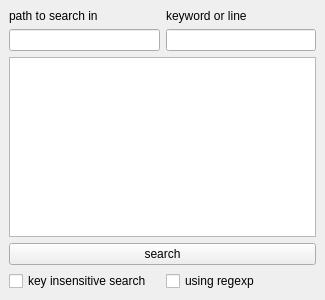
Old version of the form search/mainwindow.ui in the repository DavidSahakyan/search.
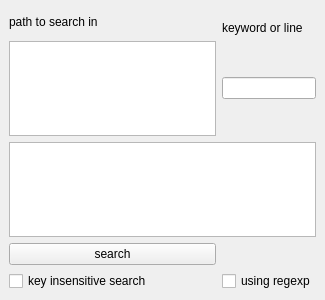
New version of the form.

Commit message: added UI for search directory

Patch:
```diff
--- a/search/mainwindow.ui
+++ b/search/mainwindow.ui
@@ -15,50 +15,57 @@
   </property>
   <widget class="QWidget" name="centralwidget">
    <layout class="QGridLayout" name="gridLayout">
-    <item row="0" column="1">
+    <item row="2" column="1">
      <widget class="QLabel" name="label_2">
       <property name="text">
        <string>keyword or line</string>
       </property>
      </widget>
     </item>
-    <item row="1" column="0">
-     <widget class="QLineEdit" name="path"/>
+    <item row="6" column="1">
+     <widget class="QCheckBox" name="regexp_checkbox">
+      <property name="text">
+       <string>using regexp</string>
+      </property>
+     </widget>
     </item>
-    <item row="2" column="0" colspan="2">
-     <widget class="QListWidget" name="result"/>
+    <item row="3" column="1">
+     <widget class="QLineEdit" name="keyword">
+      <property name="maximumSize">
+       <size>
+        <width>16777215</width>
+        <height>22</height>
+       </size>
+      </property>
+     </widget>
     </item>
-    <item row="4" column="0" colspan="2">
+    <item row="5" column="0">
      <widget class="QPushButton" name="search">
       <property name="text">
        <string>search</string>
       </property>
      </widget>
     </item>
-    <item row="1" column="1">
-     <widget class="QLineEdit" name="keyword"/>
-    </item>
-    <item row="0" column="0">
+    <item row="0" column="0" rowspan="3">
      <widget class="QLabel" name="label">
       <property name="text">
        <string>path to search in</string>
       </property>
      </widget>
     </item>
-    <item row="8" column="1">
-     <widget class="QCheckBox" name="regexp_checkbox">
-      <property name="text">
-       <string>using regexp</string>
-      </property>
-     </widget>
+    <item row="4" column="0" colspan="2">
+     <widget class="QListWidget" name="result"/>
     </item>
-    <item row="8" column="0">
+    <item row="6" column="0">
      <widget class="QCheckBox" name="checkbox">
       <property name="text">
        <string>key insensitive search</string>
       </property>
      </widget>
     </item>
+    <item row="3" column="0">
+     <widget class="QListView" name="listView"/>
+    </item>
    </layout>
   </widget>
  </widget>
```
The commit also changes 3 other files.
